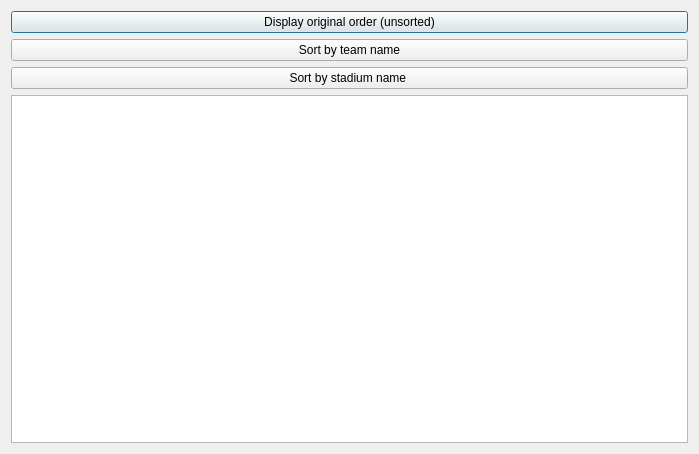
Old version of the form project-1/desplayteam.ui in the repository samshafieha/project-1-football-pamphlet.
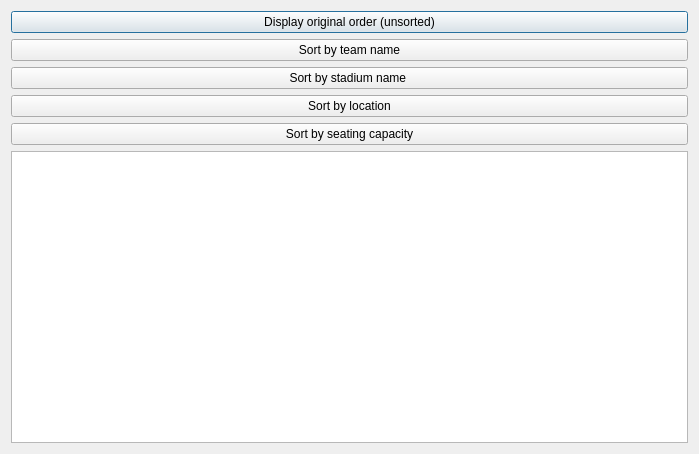
New version of the form.

Commit message: finished implementing all the sorting features

```diff
--- a/project-1/desplayteam.ui
+++ b/project-1/desplayteam.ui
@@ -35,6 +35,20 @@
      </property>
     </widget>
    </item>
+   <item>
+    <widget class="QPushButton" name="pushButton_4">
+     <property name="text">
+      <string>Sort by location</string>
+     </property>
+    </widget>
+   </item>
+   <item>
+    <widget class="QPushButton" name="pushButton_5">
+     <property name="text">
+      <string>Sort by seating capacity</string>
+     </property>
+    </widget>
+   </item>
    <item>
     <widget class="QTableWidget" name="tableWidget"/>
    </item>
```
The commit also changes 2 other files.
